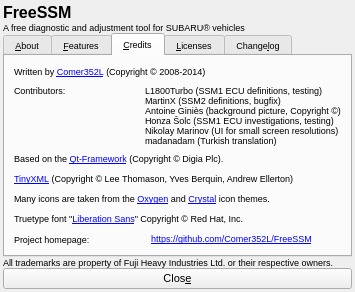
Comer352L/FreeSSM, file ui/small/About.ui: the form before one commit.
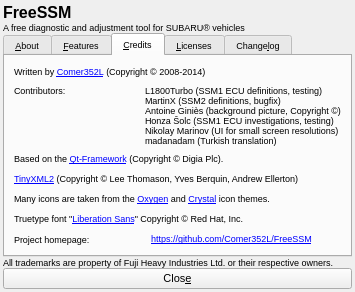
The form after the commit. The open tabs and pages were chosen to show the change.

Commit message: About (small UI): update credits for TinyXML2

Patch:
```diff
--- a/ui/small/About.ui
+++ b/ui/small/About.ui
@@ -715,7 +715,7 @@
           </font>
          </property>
          <property name="text">
-          <string>&lt;a href=&quot;http://www.grinninglizard.com/tinyxml/&quot;&gt;TinyXML&lt;/a&gt; (Copyright © Lee Thomason, Yves Berquin, Andrew Ellerton)</string>
+          <string>&lt;a href=&quot;http://www.grinninglizard.com/tinyxml2/&quot;&gt;TinyXML2&lt;/a&gt; (Copyright © Lee Thomason, Yves Berquin, Andrew Ellerton)</string>
          </property>
          <property name="openExternalLinks">
           <bool>true</bool>
```
